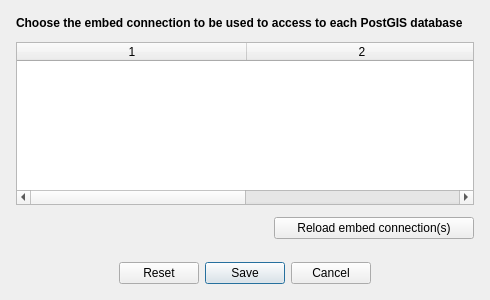
Above: ui/db_connections/ui_pgdb_connections.ui from isogeo/isogeo-plugin-qgis before the change. Below: the same form after it.
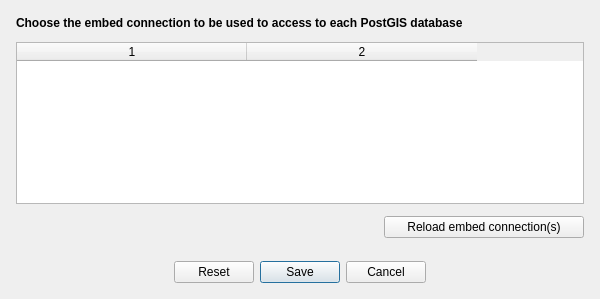
That is the form after the change. Icons and pictures are not drawn.

Commit message:
Frist steps to add Oracle connections configuration
#372

What changed in the file:
```diff
--- a/ui/db_connections/ui_pgdb_connections.ui
+++ b/ui/db_connections/ui_pgdb_connections.ui
@@ -6,19 +6,19 @@
    <rect>
     <x>0</x>
     <y>0</y>
-    <width>490</width>
-    <height>300</height>
+    <width>600</width>
+    <height>299</height>
    </rect>
   </property>
   <property name="minimumSize">
    <size>
-    <width>490</width>
+    <width>600</width>
     <height>200</height>
    </size>
   </property>
   <property name="maximumSize">
    <size>
-    <width>500</width>
+    <width>600</width>
     <height>300</height>
    </size>
   </property>
```
Left out of the diff: 2 changed lines with no effect on the pictures. The commit also changes 6 other files.
